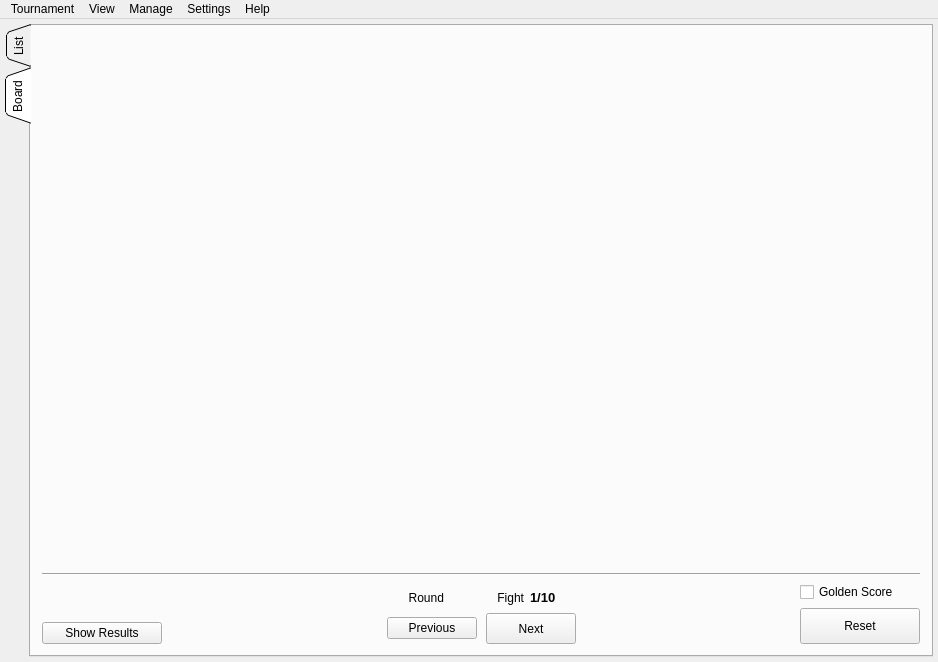
Old version of the form base/MainWindowTeam.ui in the repository fmuecke/Ipponboard.
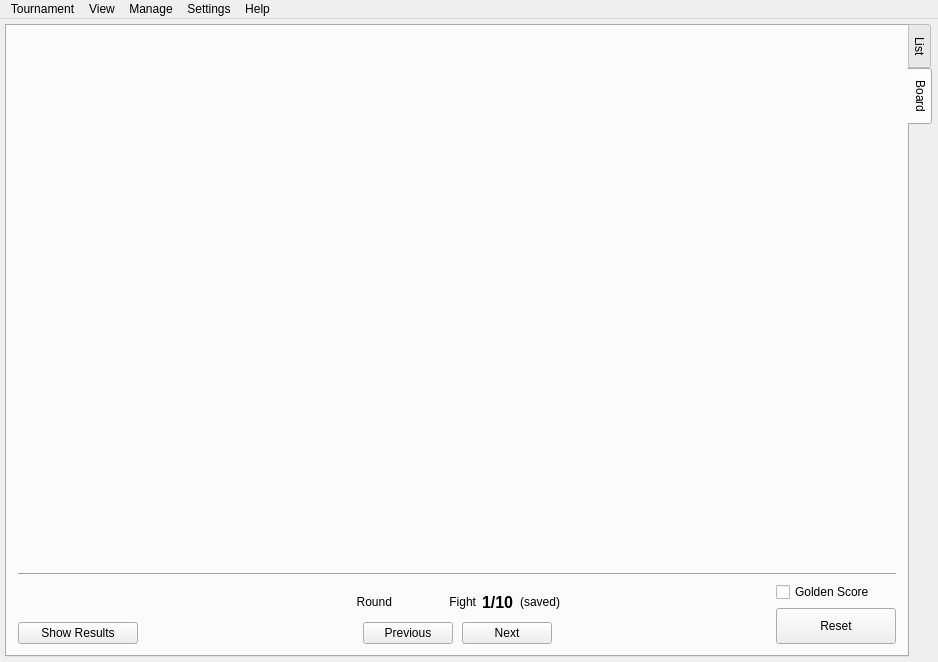
New version of the form. The open tabs and pages were chosen to show the change. Icons and pictures are not drawn. Custom widgets are drawn as their Qt base class.

```diff
--- a/base/MainWindowTeam.ui
+++ b/base/MainWindowTeam.ui
@@ -80,10 +80,10 @@
        <enum>Qt::FocusPolicy::NoFocus</enum>
       </property>
       <property name="tabPosition">
-       <enum>QTabWidget::TabPosition::West</enum>
+       <enum>QTabWidget::TabPosition::East</enum>
       </property>
       <property name="tabShape">
-       <enum>QTabWidget::TabShape::Triangular</enum>
+       <enum>QTabWidget::TabShape::Rounded</enum>
       </property>
       <property name="currentIndex">
        <number>0</number>
@@ -94,6 +94,9 @@
         <height>24</height>
        </size>
       </property>
+      <property name="elideMode">
+       <enum>Qt::TextElideMode::ElideNone</enum>
+      </property>
       <property name="documentMode">
        <bool>false</bool>
       </property>
@@ -913,8 +916,8 @@
                <widget class="ScaledImage" name="widget_currentRound" native="true">
                 <property name="minimumSize">
                  <size>
-                  <width>20</width>
-                  <height>20</height>
+                  <width>24</width>
+                  <height>24</height>
                  </size>
                 </property>
                </widget>
@@ -960,7 +963,7 @@
                <widget class="QLabel" name="label_fight">
                 <property name="font">
                  <font>
-                  <pointsize>10</pointsize>
+                  <pointsize>12</pointsize>
                   <italic>false</italic>
                   <bold>true</bold>
                  </font>
@@ -973,6 +976,27 @@
                 </property>
                </widget>
               </item>
+              <item>
+               <widget class="QLabel" name="label_saved">
+                <property name="font">
+                 <font>
+                  <bold>false</bold>
+                 </font>
+                </property>
+                <property name="frameShape">
+                 <enum>QFrame::Shape::NoFrame</enum>
+                </property>
+                <property name="frameShadow">
+                 <enum>QFrame::Shadow::Plain</enum>
+                </property>
+                <property name="text">
+                 <string>(saved)</string>
+                </property>
+                <property name="alignment">
+                 <set>Qt::AlignmentFlag::AlignRight|Qt::AlignmentFlag::AlignTrailing|Qt::AlignmentFlag::AlignVCenter</set>
+                </property>
+               </widget>
+              </item>
               <item>
                <spacer name="horizontalSpacer_7">
                 <property name="orientation">
@@ -1046,7 +1070,7 @@
                 <property name="maximumSize">
                  <size>
                   <width>16777215</width>
-                  <height>32</height>
+                  <height>16777215</height>
                  </size>
                 </property>
                 <property name="focusPolicy">
```
Left out of the diff: 24 changed lines with no effect on the pictures.
